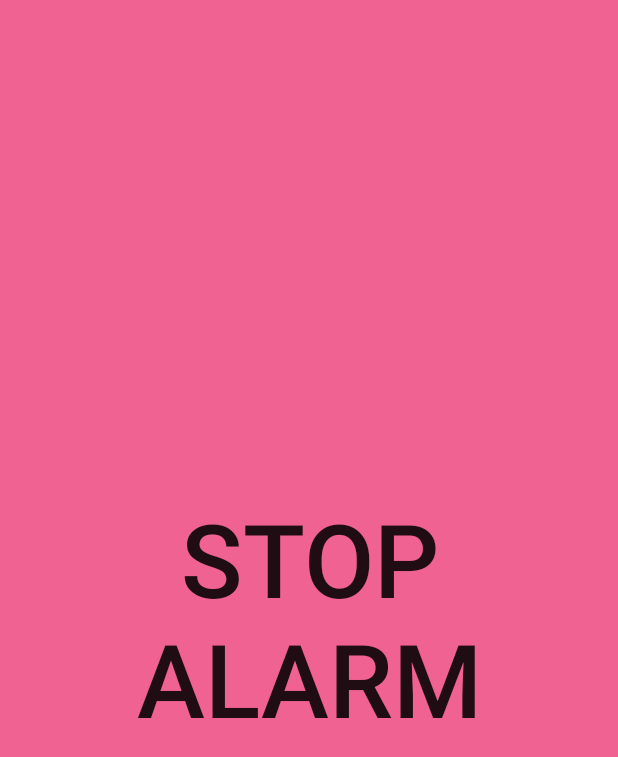
After one commit to Ahyousefi379/Voice-Detecotor, an Android app: the layout alarm_activity.xml on its own in the app's theme, with its tools: preview values and no code run, on a phone screen of 412 x 824 dp. The commit adds this screen. Shown: the top 757 px of the screen. Run offline under Robolectric (Android 15) with nearby library versions, the phone set to English and light mode, and no system bars.

Commit message:
third edition

```diff
--- a/app/src/main/AndroidManifest.xml
+++ b/app/src/main/AndroidManifest.xml
@@ -22,4 +22,6 @@
     <uses-permission android:name="android.permission.WRITE_EXTERNAL_STORAGE" />
     <uses-permission android:name="android.permission.READ_EXTERNAL_STORAGE" />
     <uses-permission android:name="android.permission." />
+    <uses-permission android:name="android.permission.WAKE_LOCK" />
+
 </manifest>
--- /dev/null
+++ b/app/src/main/res/layout/alarm_activity.xml
@@ -0,0 +1,22 @@
+<?xml version="1.0" encoding="utf-8"?>
+<androidx.constraintlayout.widget.ConstraintLayout
+    xmlns:android="http://schemas.android.com/apk/res/android"
+    xmlns:app="http://schemas.android.com/apk/res-auto"
+    xmlns:tools="http://schemas.android.com/tools"
+    android:layout_width="match_parent"
+    android:layout_height="match_parent">
+
+    <Button
+        android:id="@+id/stopAlarmBtn"
+        android:layout_width="match_parent"
+        android:layout_height="match_parent"
+        android:text="Stop Alarm"
+        android:textAllCaps="true"
+        android:onClick="stopAlarm"
+        android:background="#F06292"
+        android:textSize="68sp"
+        app:layout_constraintBottom_toBottomOf="parent"
+        app:layout_constraintEnd_toEndOf="parent"
+        app:layout_constraintStart_toStartOf="parent"
+        app:layout_constraintTop_toTopOf="parent" />
+</androidx.constraintlayout.widget.ConstraintLayout>
```
Also changed, not shown: app/build.gradle (+5 -3 lines), app/src/main/java/com/example/voicedetector/AlarmActivity.java (added, +14 -0 lines), app/src/main/java/com/example/voicedetector/MainActivity.java (+51 -84 lines), app/src/main/java/com/example/voicedetector/VoiceProcess.java (+9 -2 lines), 1 other file.
